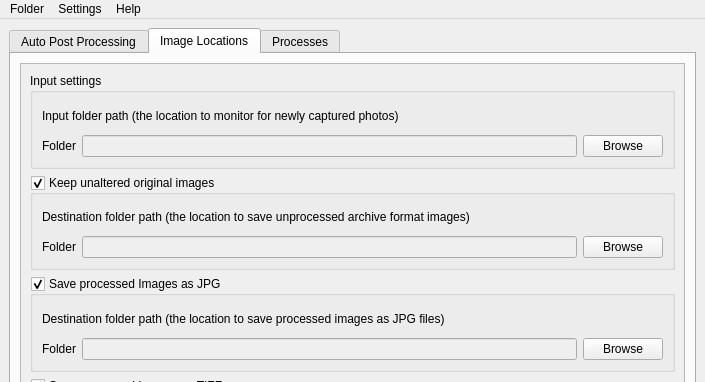
The window that ui/postProcessingUI.ui (CapPow/HerbASAP) describes before a commit, drawn with Qt 5; both pictures show x 0 to 705 and y 0 to 382 of the 705 by 627 pixel window.
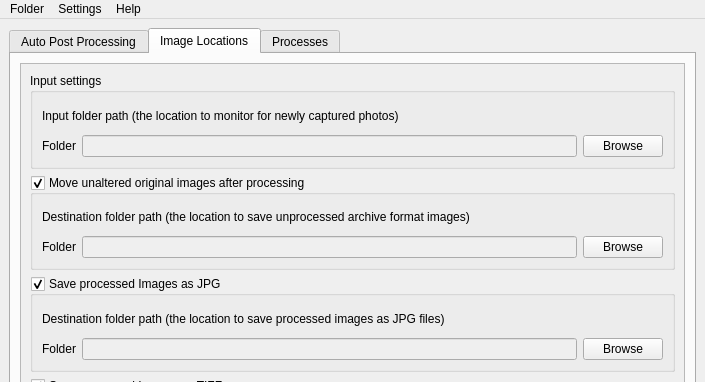
The same window after the commit. The open tabs and pages were chosen to show the change.

```diff
--- a/ui/postProcessingUI.ui
+++ b/ui/postProcessingUI.ui
@@ -147,7 +147,7 @@
             <item>
              <widget class="QGroupBox" name="group_keepUnalteredRaw">
               <property name="title">
-               <string>Keep unaltered original images</string>
+               <string>Move unaltered original images after processing</string>
               </property>
               <property name="checkable">
                <bool>true</bool>
```
Left out of the diff: 2 changed lines with no effect on the pictures.
